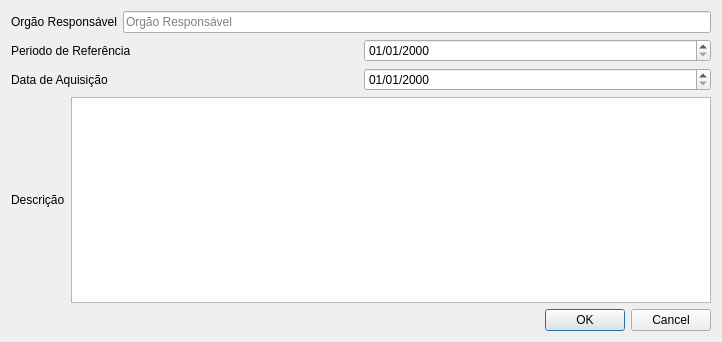
Qt form settings/layer_infor.ui (spuhub/prisma) before a commit.
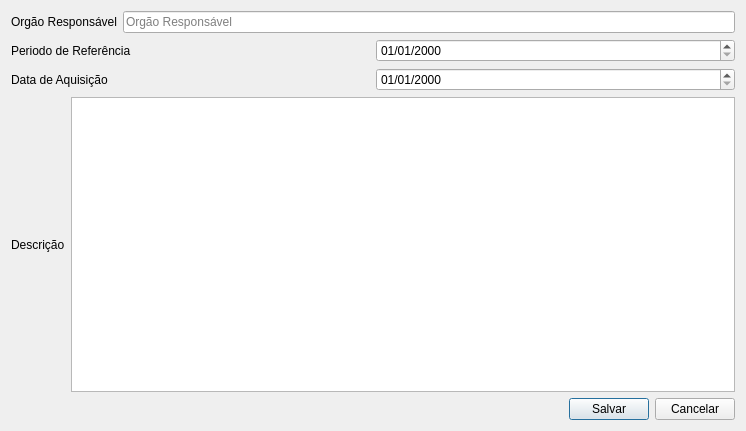
The same form after that commit. Custom widgets are drawn as their Qt base class.

The edit to the form file:
```diff
--- a/settings/layer_infor.ui
+++ b/settings/layer_infor.ui
@@ -6,8 +6,8 @@
    <rect>
     <x>0</x>
     <y>0</y>
-    <width>722</width>
-    <height>342</height>
+    <width>746</width>
+    <height>431</height>
    </rect>
   </property>
   <property name="windowTitle">
@@ -93,14 +93,35 @@
     </layout>
    </item>
    <item>
-    <widget class="QDialogButtonBox" name="buttonBox">
-     <property name="orientation">
-      <enum>Qt::Horizontal</enum>
-     </property>
-     <property name="standardButtons">
-      <set>QDialogButtonBox::Cancel|QDialogButtonBox::Ok</set>
-     </property>
-    </widget>
+    <layout class="QHBoxLayout" name="horizontalLayout">
+     <item>
+      <spacer name="horizontalSpacer">
+       <property name="orientation">
+        <enum>Qt::Horizontal</enum>
+       </property>
+       <property name="sizeHint" stdset="0">
+        <size>
+         <width>40</width>
+         <height>20</height>
+        </size>
+       </property>
+      </spacer>
+     </item>
+     <item>
+      <widget class="QPushButton" name="btn_salvar">
+       <property name="text">
+        <string>Salvar</string>
+       </property>
+      </widget>
+     </item>
+     <item>
+      <widget class="QPushButton" name="btn_cancelar">
+       <property name="text">
+        <string>Cancelar</string>
+       </property>
+      </widget>
+     </item>
+    </layout>
    </item>
   </layout>
  </widget>
```
Left out of the diff: 35 changed lines with no effect on the pictures.
